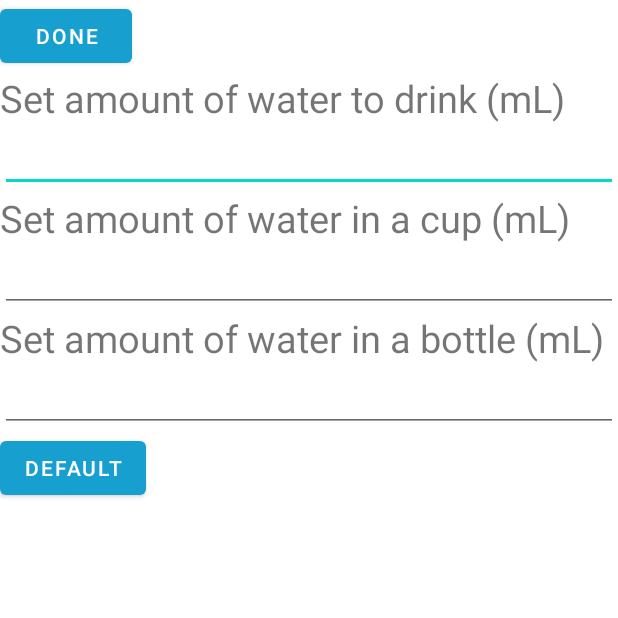
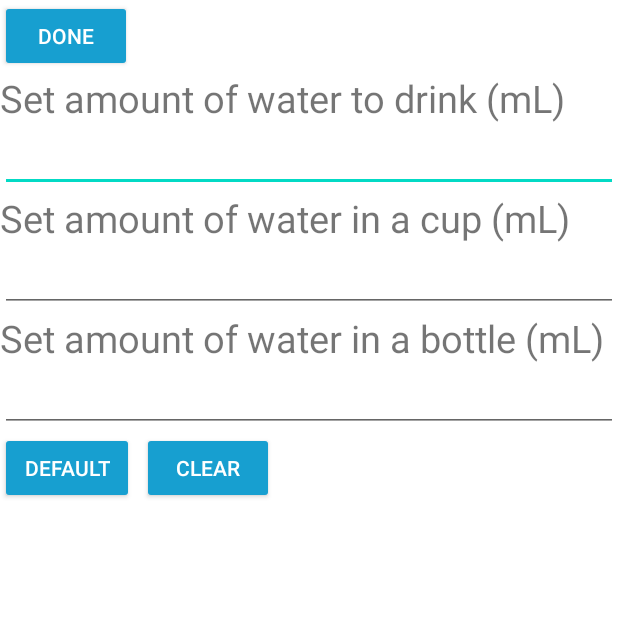
Before and after one commit to Stewie4848/water-activity, an Android app: the SettingsActivity screen opened directly, with no data from a screen before it, on a phone screen of 412 x 824 dp, the top half of it. Run offline under Robolectric (Android 15) with nearby library versions, the phone set to English and light mode, and no system bars.

Commit message:
Buttons styled

```diff
--- a/app/src/main/res/layout/activity_settings.xml
+++ b/app/src/main/res/layout/activity_settings.xml
@@ -9,6 +9,7 @@
 
 
     <Button
+        style="@style/Widget.AppCompat.Button"
         android:layout_width="wrap_content"
         android:layout_height="wrap_content"
         android:layout_gravity="start"
@@ -32,7 +33,7 @@
         android:layout_gravity="start"
         android:ems="10"
         android:inputType="number"
-        android:onClick="clearText"
+
         android:textColor="@color/gray"
         android:autofillHints="@string/default_water" />
 
@@ -53,7 +54,7 @@
         android:layout_gravity="start"
         android:ems="10"
         android:inputType="number"
-        android:onClick="clearText"
+
         android:textColor="@color/gray"
         android:autofillHints="@string/default_cup" />
 
@@ -74,15 +75,28 @@
         android:layout_gravity="start"
         android:ems="10"
         android:inputType="number"
-        android:onClick="clearText"
+
         android:textColor="@color/gray"
         android:autofillHints="@string/default_bottle" />
-
+    <TableRow
+        android:layout_width="wrap_content"
+        android:layout_height="wrap_content">
     <Button
+        style="@style/Widget.AppCompat.Button"
         android:layout_width="wrap_content"
         android:layout_height="wrap_content"
         android:onClick="defaultClicked"
         android:text="@string/default_text" />
 
 
+    <Button
+        style="@style/Widget.AppCompat.Button"
+        android:layout_width="wrap_content"
+        android:layout_height="wrap_content"
+        android:onClick="clearText"
+        android:text="@string/clear"
+        android:layout_marginStart="5sp"
+        />
+    </TableRow>
+
 </androidx.appcompat.widget.LinearLayoutCompat>
--- a/app/src/main/res/values/strings.xml
+++ b/app/src/main/res/values/strings.xml
@@ -19,4 +19,5 @@
     <string name="default_bottle">bottle_amount</string>
     <string name="default_cup">cup_amount</string>
     <string name="default_water">water_amount</string>
+
 </resources>
```
